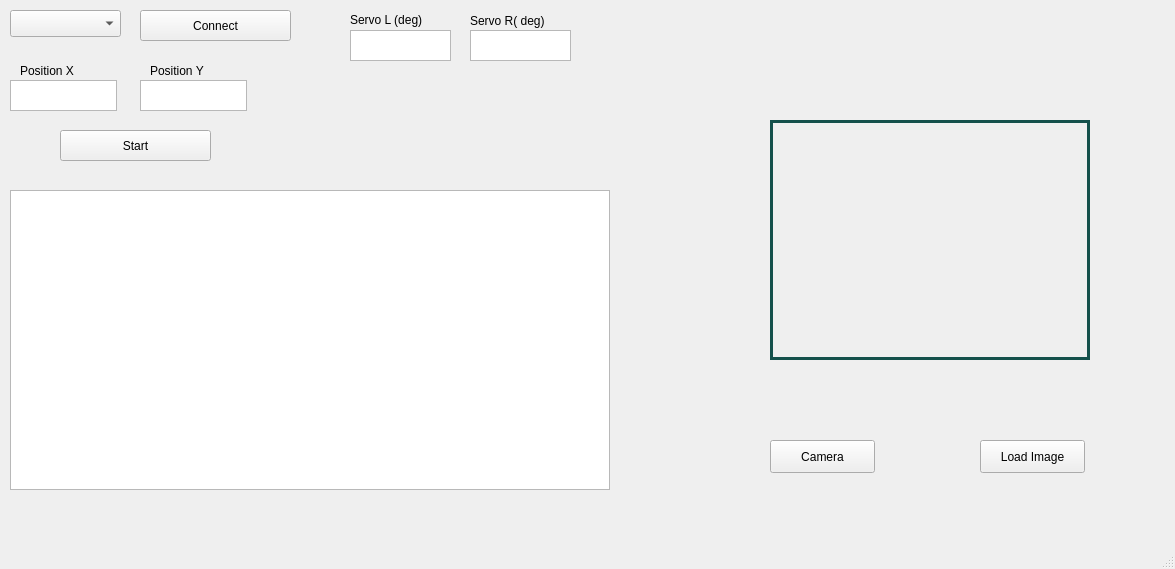
Above: MainWindow.ui from minghuaw/MECH423_Project before the change. Below: the same form after it.
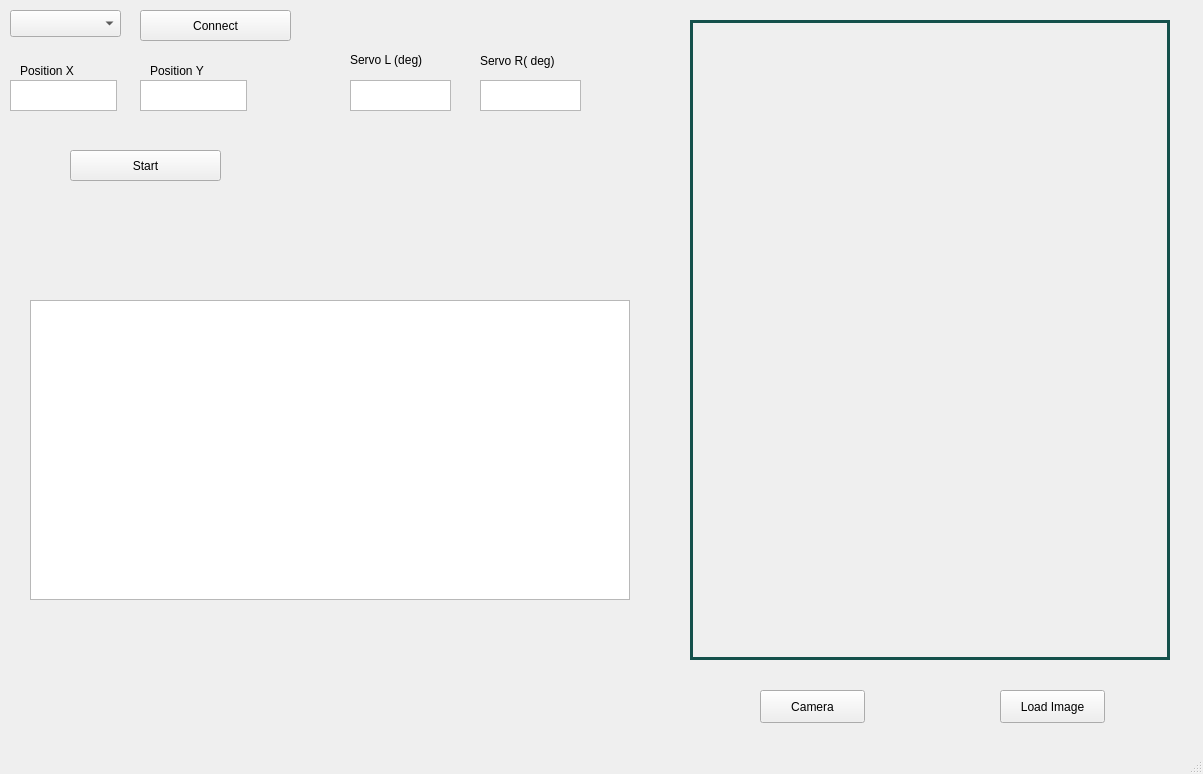
That is the form after the change. Custom widgets are drawn as their Qt base class.

The edit to the form file:
```diff
--- a/MainWindow.ui
+++ b/MainWindow.ui
@@ -6,8 +6,8 @@
    <rect>
     <x>0</x>
     <y>0</y>
-    <width>1175</width>
-    <height>569</height>
+    <width>1203</width>
+    <height>774</height>
    </rect>
   </property>
   <property name="windowTitle">
@@ -17,8 +17,8 @@
    <widget class="QPushButton" name="btnStart">
     <property name="geometry">
      <rect>
-      <x>60</x>
-      <y>130</y>
+      <x>70</x>
+      <y>150</y>
       <width>151</width>
       <height>31</height>
      </rect>
@@ -31,7 +31,7 @@
     <property name="geometry">
      <rect>
       <x>350</x>
-      <y>10</y>
+      <y>50</y>
       <width>111</width>
       <height>20</height>
      </rect>
@@ -43,8 +43,8 @@
    <widget class="QLabel" name="label_2">
     <property name="geometry">
      <rect>
-      <x>470</x>
-      <y>10</y>
+      <x>480</x>
+      <y>50</y>
       <width>111</width>
       <height>21</height>
      </rect>
@@ -57,7 +57,7 @@
     <property name="geometry">
      <rect>
       <x>350</x>
-      <y>30</y>
+      <y>80</y>
       <width>101</width>
       <height>31</height>
      </rect>
@@ -66,8 +66,8 @@
    <widget class="QTextEdit" name="txtServoRight">
     <property name="geometry">
      <rect>
-      <x>470</x>
-      <y>30</y>
+      <x>480</x>
+      <y>80</y>
       <width>101</width>
       <height>31</height>
      </rect>
@@ -145,8 +145,8 @@
    <widget class="PlotWidget" name="grpPlot">
     <property name="geometry">
      <rect>
-      <x>10</x>
-      <y>190</y>
+      <x>30</x>
+      <y>300</y>
       <width>600</width>
       <height>300</height>
      </rect>
@@ -158,10 +158,10 @@
    <widget class="QLabel" name="video">
     <property name="geometry">
      <rect>
-      <x>770</x>
-      <y>120</y>
-      <width>320</width>
-      <height>240</height>
+      <x>690</x>
+      <y>20</y>
+      <width>480</width>
+      <height>640</height>
      </rect>
     </property>
     <property name="mouseTracking">
@@ -192,8 +192,8 @@
    <widget class="QPushButton" name="btnCapture">
     <property name="geometry">
      <rect>
-      <x>770</x>
-      <y>440</y>
+      <x>760</x>
+      <y>690</y>
       <width>105</width>
       <height>33</height>
      </rect>
@@ -205,8 +205,8 @@
    <widget class="QPushButton" name="btnLoad">
     <property name="geometry">
      <rect>
-      <x>980</x>
-      <y>440</y>
+      <x>1000</x>
+      <y>690</y>
       <width>105</width>
       <height>33</height>
      </rect>
```
Left out of the diff: 2 changed lines with no effect on the pictures.
